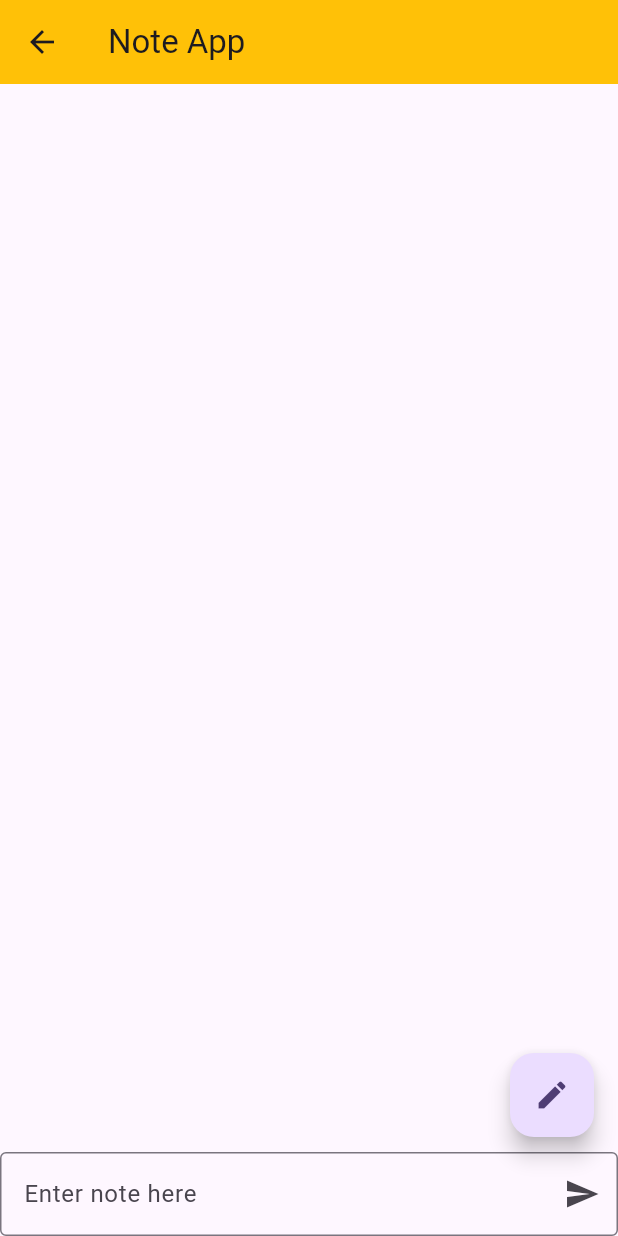
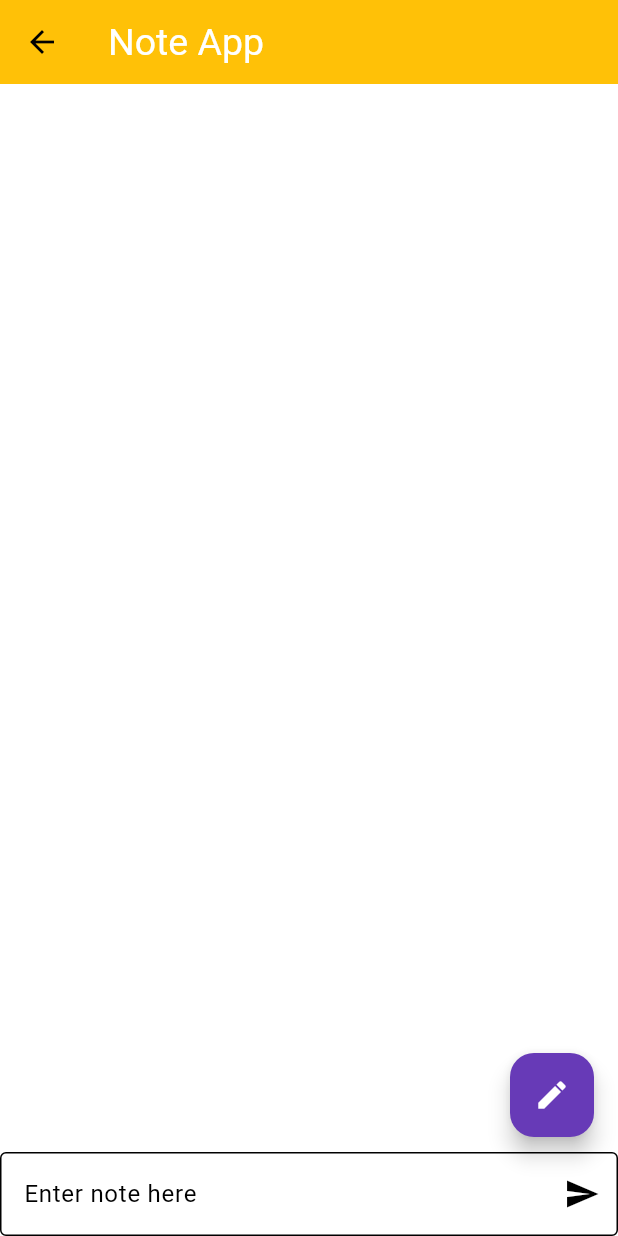
Before and after one commit to siddharth7247/flutter-demo, a Flutter app: the screen it shows after launch, after a tap on "Stream Builder demo", on a phone screen of 412 x 824 dp. Run offline on Flutter 3.47's test engine with Material 3 defaults, Android fonts, the phone set to English and light mode, and no system bars; our stand-ins replace intl_phone_field.

Commit message:
Themes Task Pending

```diff
--- a/lib/cutom-widget_demo.dart
+++ b/lib/cutom-widget_demo.dart
@@ -57,6 +57,7 @@ class _CustomWidgetdDemoState extends State<CustomWidgetDemo> {
                           borderSide:BorderSide(color: Colors.amberAccent),
                         )
                       ),
+                      showDropdownIcon: false,
                       initialCountryCode: 'IN',
                       onChanged: (phone) {
                           print(phone.completeNumber);
--- a/lib/home_screen.dart
+++ b/lib/home_screen.dart
@@ -55,7 +55,10 @@ class _HomescreenState extends State<Homescreen> {
               }, child: const Text("Gridview Demo")),
               ElevatedButton(onPressed: (){
                 Navigator.pushNamed(context, '/streamBuilderDemoScreen');
-              }, child: const Text('Stream Builder demo'))
+              }, child: const Text('Stream Builder demo')),
+              ElevatedButton(onPressed: (){
+                Navigator.pushNamed(context, '/themeDemoScreen');
+              }, child: const Text('Theme demo'))
             ],
           ),
         ),
--- a/lib/main.dart
+++ b/lib/main.dart
@@ -1,9 +1,11 @@
 import 'package:flutter/material.dart';
+import 'package:flutter_demo/common_widgets/custom_theme_bottomsheet.dart';
 import 'package:flutter_demo/cutom-widget_demo.dart';
 import 'package:flutter_demo/home_screen.dart';
 import 'package:flutter_demo/listview_demo.dart';
 import 'package:flutter_demo/stream_builder_demo.dart';
 import 'package:flutter_demo/tabbar_demo.dart';
+import 'package:flutter_demo/theme_demo.dart';
 import 'package:flutter_demo/widgets_demo.dart';
 
 void main() {
@@ -15,22 +17,48 @@ class MyApp extends StatelessWidget {
 
   @override
   Widget build(BuildContext context) {
+    return StreamBuilder<CustomThemeData>(
+        stream: customThemeData.stream,
+        builder: (context, snapshot) {
           return MaterialApp(
             title: 'Flutter Demo',
             debugShowCheckedModeBanner: false,
             theme: ThemeData(
-        colorScheme: ColorScheme.fromSeed(seedColor: Colors.deepPurple),
-        useMaterial3: true,
+                brightness: (snapshot.data?.isLightTheme ?? false)
+                    ? Brightness.dark
+                    : Brightness.light,
+                primaryColor: snapshot.data?.primaryColor ?? Colors.deepPurple,
+                colorScheme:  ColorScheme.light(
+                  primary: snapshot.data?.primaryColor??Colors.deepPurple,
+                  secondary: Colors.cyan
                 ),
+                textTheme: const TextTheme(
+                    displayLarge:
+                        TextStyle(fontSize: 50, fontWeight: FontWeight.bold),
+                    titleLarge:
+                        TextStyle(fontSize: 36, fontWeight: FontWeight.w400),
+                    bodyMedium:
+                        TextStyle(fontSize: 15, fontWeight: FontWeight.w400)),
+                appBarTheme: AppBarTheme(
+                    backgroundColor:
+                        snapshot.data?.appbarColor ?? Colors.deepPurple,
+                    centerTitle:
+                        (snapshot.data?.isCenterTitle ?? false) ? true : false,
+                    titleTextStyle: TextStyle(
+                        color: snapshot.data?.textColor ?? Colors.white,
+                        fontSize: 25))),
+            themeMode: ThemeMode.system,
             initialRoute: '/',
             routes: {
-        '/':(context) => const Homescreen(),
-        '/widgetsDemoScreen':(context) => const Widgetsdemo(),
-        '/tabBarDemoScree':(context) => const TabbarDemo(),
-        '/customWidgetDemoScreen':(context) => const CustomWidgetDemo(),
-        '/listviewDemoScreen' : (context) => const ListViewDemo(),
-        '/streamBuilderDemoScreen' : (context) => const StreamBuilderDemo()
+              '/': (context) => const Homescreen(),
+              '/widgetsDemoScreen': (context) => const Widgetsdemo(),
+              '/tabBarDemoScree': (context) => const TabbarDemo(),
+              '/customWidgetDemoScreen': (context) => const CustomWidgetDemo(),
+              '/listviewDemoScreen': (context) => const ListViewDemo(),
+              '/streamBuilderDemoScreen': (context) => const StreamBuilderDemo(),
+              '/themeDemoScreen': (context) => const ThemeDemo(),
             },
           );
+        });
   }
 }
--- a/pubspec.yaml
+++ b/pubspec.yaml
@@ -37,6 +37,7 @@ dependencies:
   cupertino_icons: ^1.0.8
   country_code_picker_plus: ^0.0.9
   intl_phone_field: ^3.2.0
+  rxdart: ^0.28.0
 
 dev_dependencies:
   flutter_test:
```
Also changed, not shown: lib/common_widgets/custom_theme_bottomsheet.dart (added, +249 -0 lines), lib/theme_demo.dart (added, +37 -0 lines), lib/theme_priview_screen.dart (added, +33 -0 lines), pubspec.lock. Lines whose indentation alone changed are shown as unchanged.
